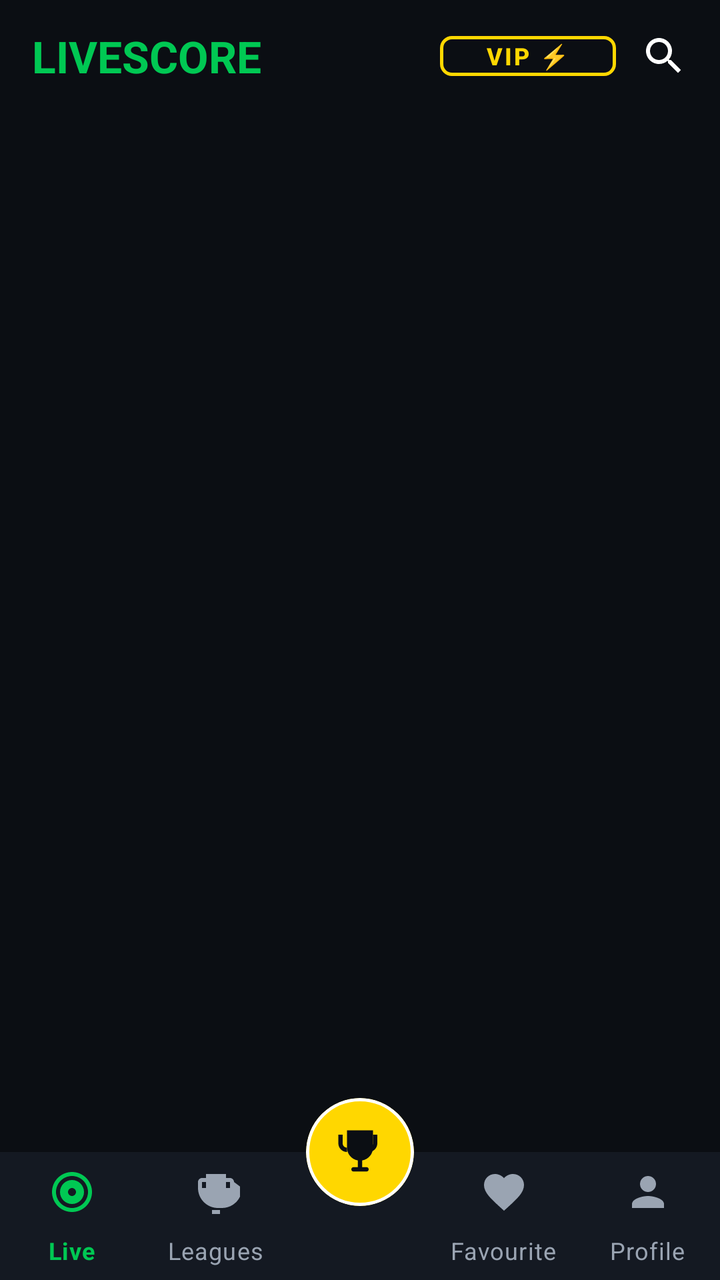
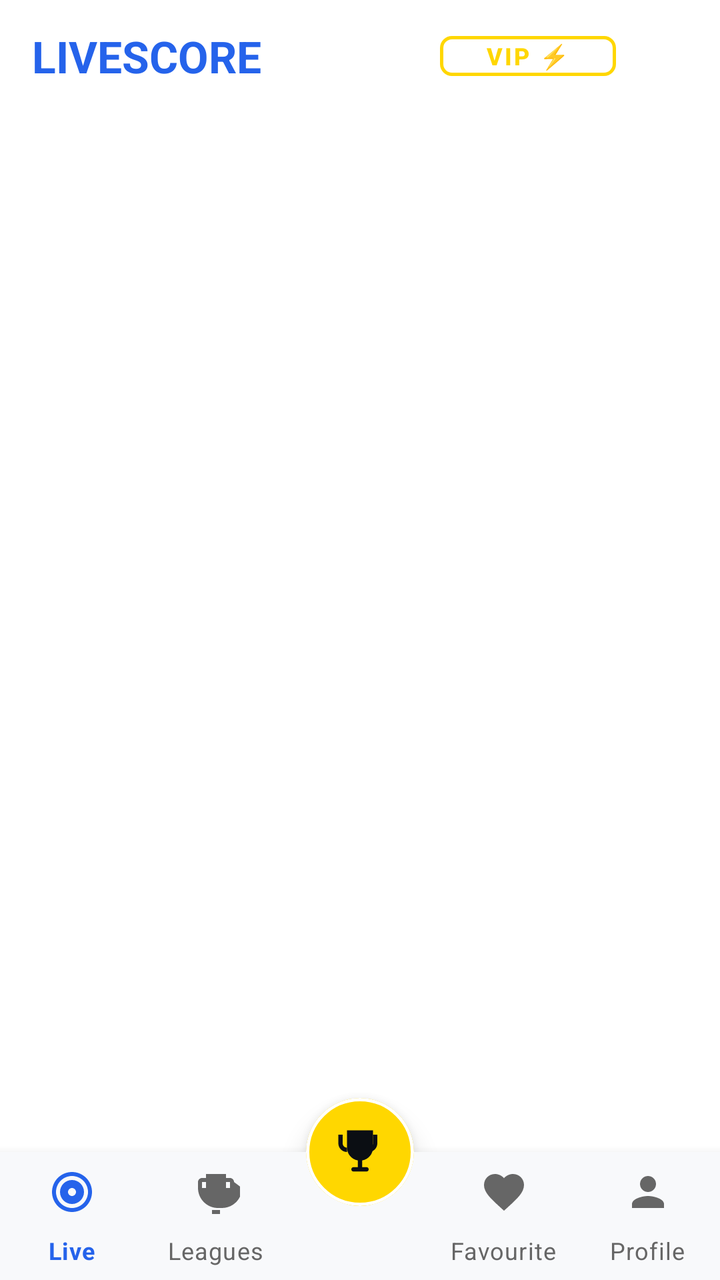

An Android layout rendered at two revisions. The XML below is the earlier revision; the diff shows what the commit changed to produce the second picture.
<!-- AndroidManifest.xml: activity theme Theme.MyApplication -->
<!-- res/layout/activity_main.xml -->
<?xml version="1.0" encoding="utf-8"?>
<androidx.constraintlayout.widget.ConstraintLayout xmlns:android="http://schemas.android.com/apk/res/android"
    xmlns:app="http://schemas.android.com/apk/res-auto"
    xmlns:tools="http://schemas.android.com/tools"
    android:layout_width="match_parent"
    android:layout_height="match_parent"
    android:background="@color/bg_dark"
    tools:context=".MainActivity">

    
    <com.google.android.material.appbar.MaterialToolbar
        android:id="@+id/toolbar"
        android:layout_width="match_parent"
        android:layout_height="?attr/actionBarSize"
        android:background="@color/bg_dark"
        app:layout_constraintTop_toTopOf="parent">

        <androidx.constraintlayout.widget.ConstraintLayout
            android:layout_width="match_parent"
            android:layout_height="match_parent">

            <TextView
                android:id="@+id/logoText"
                android:layout_width="wrap_content"
                android:layout_height="wrap_content"
                android:text="LIVESCORE"
                android:textColor="@color/accent_green"
                android:textSize="22sp"
                android:textStyle="bold"
                app:layout_constraintBottom_toBottomOf="parent"
                app:layout_constraintStart_toStartOf="parent"
                app:layout_constraintTop_toTopOf="parent" />

            <com.google.android.material.button.MaterialButton
                android:id="@+id/btnGoVip"
                style="@style/Widget.MaterialComponents.Button.TextButton"
                android:layout_width="wrap_content"
                android:layout_height="32dp"
                android:layout_marginEnd="12dp"
                android:text="@string/iap_vip_button_label"
                android:textColor="#FFD700"
                android:textSize="12sp"
                android:textStyle="bold"
                android:paddingHorizontal="8dp"
                android:paddingVertical="0dp"
                app:strokeColor="#FFD700"
                app:strokeWidth="1.5dp"
                app:cornerRadius="6dp"
                app:layout_constraintBottom_toBottomOf="parent"
                app:layout_constraintEnd_toStartOf="@id/searchIcon"
                app:layout_constraintTop_toTopOf="parent" />

            <ImageView
                android:id="@+id/searchIcon"
                android:layout_width="24dp"
                android:layout_height="24dp"
                android:layout_marginEnd="16dp"
                android:contentDescription="Search Matches"
                android:src="@drawable/ic_search"
                app:layout_constraintBottom_toBottomOf="parent"
                app:layout_constraintEnd_toEndOf="parent"
                app:layout_constraintTop_toTopOf="parent" />

        </androidx.constraintlayout.widget.ConstraintLayout>
    </com.google.android.material.appbar.MaterialToolbar>

    
    <FrameLayout
        android:id="@+id/fragment_container"
        android:layout_width="match_parent"
        android:layout_height="0dp"
        app:layout_constraintBottom_toTopOf="@id/bottom_navigation"
        app:layout_constraintTop_toBottomOf="@id/toolbar" />

    
    <com.google.android.material.bottomnavigation.BottomNavigationView
        android:id="@+id/bottom_navigation"
        android:layout_width="match_parent"
        android:layout_height="64dp"
        android:background="@color/card_dark"
        app:itemIconTint="@color/nav_item_color"
        app:itemTextColor="@color/nav_item_color"
        app:itemActiveIndicatorStyle="@null"
        app:elevation="8dp"
        app:labelVisibilityMode="labeled"
        app:layout_constraintBottom_toBottomOf="parent"
        app:menu="@menu/bottom_navigation" />

    
    <com.google.android.material.card.MaterialCardView
        android:id="@+id/btnFloatingWc"
        android:layout_width="54dp"
        android:layout_height="54dp"
        android:clickable="true"
        android:focusable="true"
        android:foreground="?attr/selectableItemBackground"
        app:cardBackgroundColor="#FFD700"
        app:cardCornerRadius="27dp"
        app:cardElevation="8dp"
        app:strokeColor="#FFFFFF"
        app:strokeWidth="1.5dp"
        app:layout_constraintStart_toStartOf="parent"
        app:layout_constraintEnd_toEndOf="parent"
        app:layout_constraintTop_toTopOf="@id/bottom_navigation"
        app:layout_constraintBottom_toTopOf="@id/bottom_navigation">

        <ImageView
            android:layout_width="26dp"
            android:layout_height="26dp"
            android:layout_gravity="center"
            android:src="@drawable/ic_trophy"
            app:tint="#0B0E13" />

    </com.google.android.material.card.MaterialCardView>

</androidx.constraintlayout.widget.ConstraintLayout>
<!-- resources referenced by this layout -->
<resources>
  <color name="accent_green">#00C853</color>
  <color name="bg_dark">#0B0E13</color>
  <color name="card_dark">#141922</color>
  <!-- drawable ic_search (drawable) -->
  <vector xmlns:android="http://schemas.android.com/apk/res/android"
      android:width="24dp"
      android:height="24dp"
      android:viewportWidth="24"
      android:viewportHeight="24">
    <path
        android:fillColor="#FFFFFFFF"
        android:pathData="M15.5,14h-0.79l-0.28,-0.27C15.41,12.59 16,11.11 16,9.5 16,5.91 13.09,3 9.5,3S3,5.91 3,9.5 5.91,16 9.5,16c1.61,0 3.09,-0.59 4.23,-1.57l0.27,0.28v0.79l5,4.99L20.49,19l-4.99,-5zM9.5,14C7.01,14 5,11.99 5,9.5S7.01,5 9.5,5 14,7.01 14,9.5 11.99,14 9.5,14z"/>
  </vector>
  <!-- drawable ic_trophy (drawable) -->
  <vector xmlns:android="http://schemas.android.com/apk/res/android"
      android:width="24dp"
      android:height="24dp"
      android:viewportWidth="24"
      android:viewportHeight="24">
      
      <path
          android:fillColor="#FFD700"
          android:pathData="M18,2H6v8c0,2.9 2.1,5.4 5,5.9V19H9c-0.6,0 -1,0.4 -1,1s0.4,1 1,1h6c0.6,0 1,-0.4 1,-1s-0.4,-1 -1,-1h-2v-3.1c2.9,-0.5 5,-3 5,-5.9V2z" />
      
      <path
          android:fillColor="#FFC700"
          android:pathData="M4,4H2v4c0,2.2 1.8,4 4,4h0V10h0C4.9,10 4,9.1 4,8V4z" />
      
      <path
          android:fillColor="#FFC700"
          android:pathData="M20,4h-2v4c0,1.1 -0.9,2 -2,2h0v2h0c2.2,0 4,-1.8 4,-4V4z" />
      
      <path
          android:fillColor="#FFFFFF"
          android:pathData="M12,5.2l0.9,2.8h2.9l-2.4,1.7 0.9,2.8-2.3,-1.7-2.3,1.7 0.9,-2.8-2.4,-1.7h2.9z" />
  </vector>
  <string name="iap_vip_button_label">VIP ⚡</string>
  <style name="Theme.MyApplication" parent="Theme.MaterialComponents.NoActionBar">
          
          <item name="colorPrimary">@color/accent_green</item>
          <item name="colorPrimaryVariant">@color/bg_dark</item>
          <item name="colorOnPrimary">@color/white</item>
          
          <item name="colorSecondary">@color/accent_green_secondary</item>
          <item name="colorSecondaryVariant">@color/accent_green</item>
          <item name="colorOnSecondary">@color/black</item>
          
          <item name="android:statusBarColor">@color/bg_dark</item>
          <item name="android:windowBackground">@color/bg_dark</item>
          <item name="android:navigationBarColor">@color/bg_dark</item>
          
          <item name="android:textColor">@color/text_white</item>
          <item name="android:textColorSecondary">@color/text_muted</item>
      </style>
  <color name="white">#FFFFFFFF</color>
  <color name="accent_green_secondary">#00E676</color>
  <color name="black">#FF000000</color>
  <color name="text_white">#FFFFFF</color>
  <color name="text_muted">#9AA4B2</color>
</resources>

<!-- the commit's change to res/layout/activity_main.xml (unified diff, before → after) -->
@@ -4,7 +4,7 @@
     xmlns:tools="http://schemas.android.com/tools"
     android:layout_width="match_parent"
     android:layout_height="match_parent"
-    android:background="@color/bg_dark"
+    android:background="@color/bg_light"
     tools:context=".MainActivity">
 
     
@@ -12,7 +12,7 @@
         android:id="@+id/toolbar"
         android:layout_width="match_parent"
         android:layout_height="?attr/actionBarSize"
-        android:background="@color/bg_dark"
+        android:background="@color/bg_light"
         app:layout_constraintTop_toTopOf="parent">
 
         <androidx.constraintlayout.widget.ConstraintLayout
<!-- resource entries referenced after the edit -->
@@ -1,8 +1,8 @@
 <!-- resources referenced by this layout -->
 <resources>
-  <color name="accent_green">#00C853</color>
-  <color name="bg_dark">#0B0E13</color>
-  <color name="card_dark">#141922</color>
+  <color name="accent_green">@color/primaryBlue</color>
+  <color name="bg_light">@color/background</color>
+  <color name="card_dark">@color/surface</color>
   <!-- drawable ic_search (drawable) -->
   <vector xmlns:android="http://schemas.android.com/apk/res/android"
       android:width="24dp"
@@ -37,27 +37,39 @@
           android:pathData="M12,5.2l0.9,2.8h2.9l-2.4,1.7 0.9,2.8-2.3,-1.7-2.3,1.7 0.9,-2.8-2.4,-1.7h2.9z" />
   </vector>
   <string name="iap_vip_button_label">VIP ⚡</string>
-  <style name="Theme.MyApplication" parent="Theme.MaterialComponents.NoActionBar">
+  <style name="Theme.MyApplication" parent="Theme.MaterialComponents.Light.NoActionBar">
           
           <item name="colorPrimary">@color/accent_green</item>
-          <item name="colorPrimaryVariant">@color/bg_dark</item>
+          <item name="colorPrimaryVariant">@color/white</item>
           <item name="colorOnPrimary">@color/white</item>
+          
           
           <item name="colorSecondary">@color/accent_green_secondary</item>
           <item name="colorSecondaryVariant">@color/accent_green</item>
-          <item name="colorOnSecondary">@color/black</item>
+          <item name="colorOnSecondary">@color/white</item>
           
-          <item name="android:statusBarColor">@color/bg_dark</item>
-          <item name="android:windowBackground">@color/bg_dark</item>
-          <item name="android:navigationBarColor">@color/bg_dark</item>
+          
+          <item name="android:statusBarColor">@color/white</item>
+          <item name="android:windowBackground">@color/white</item>
+          <item name="android:navigationBarColor">@color/white</item>
+          
+          
+          <item name="android:windowLightStatusBar">true</item>
+          <item name="android:windowLightNavigationBar" tools:targetApi="o_mr1">true</item>
+          
           
           <item name="android:textColor">@color/text_white</item>
           <item name="android:textColorSecondary">@color/text_muted</item>
       </style>
+  <color name="primaryBlue">#2563EB</color>
+  <color name="background">#FFFFFF</color>
+  <color name="surface">#F8F9FB</color>
   <color name="white">#FFFFFFFF</color>
-  <color name="accent_green_secondary">#00E676</color>
-  <color name="black">#FF000000</color>
-  <color name="text_white">#FFFFFF</color>
-  <color name="text_muted">#9AA4B2</color>
+  <color name="accent_green_secondary">@color/accentBlue</color>
+  <color name="text_white">@color/textPrimary</color>
+  <color name="text_muted">@color/textSecondary</color>
+  <color name="accentBlue">#3B82F6</color>
+  <color name="textPrimary">#111111</color>
+  <color name="textSecondary">#666666</color>
 </resources>
 
